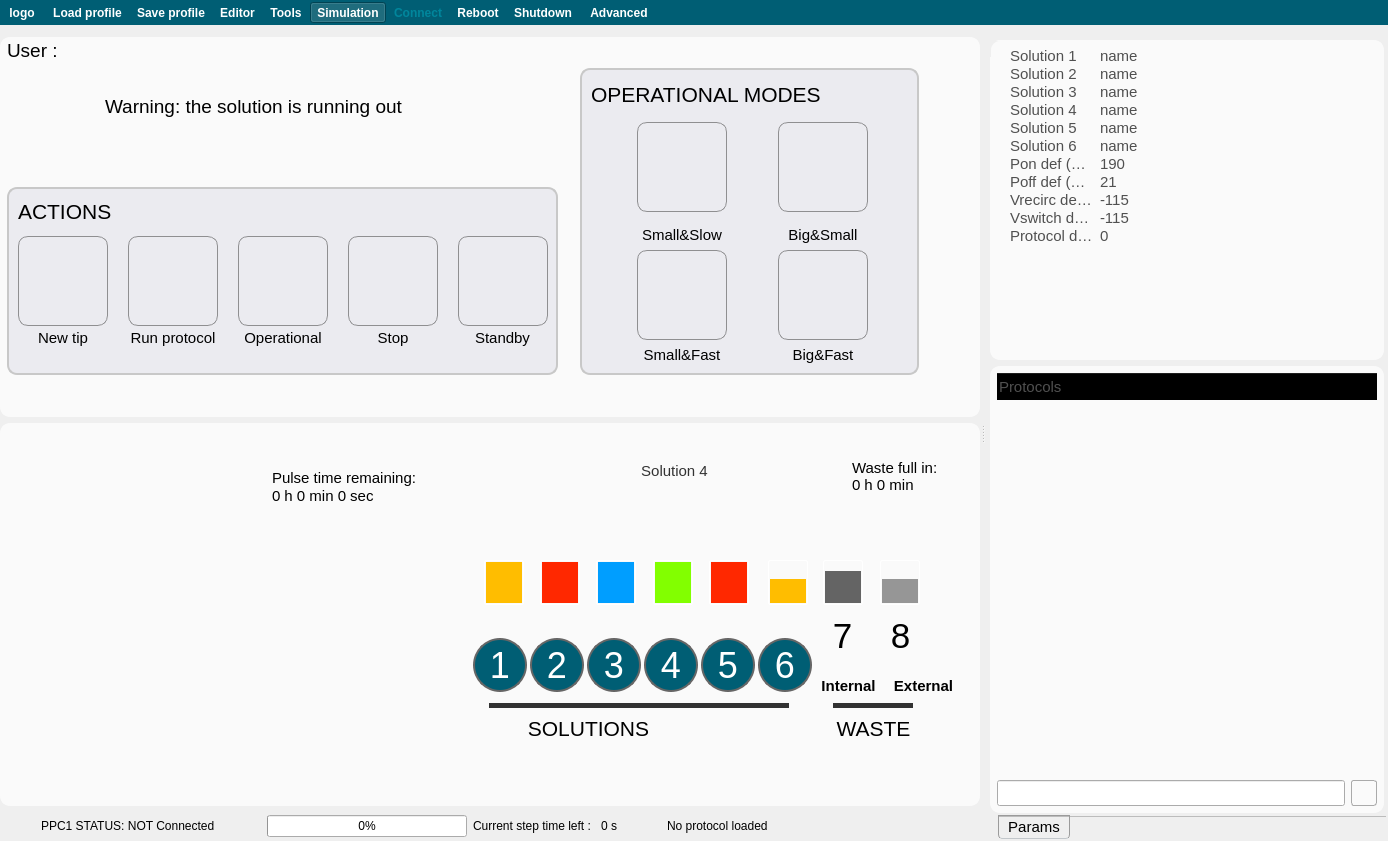
Old version of the form apps/Biopen_wizard_6/Lab-on-a-tip.ui in the repository bellonemauro/Labonatip2.0.
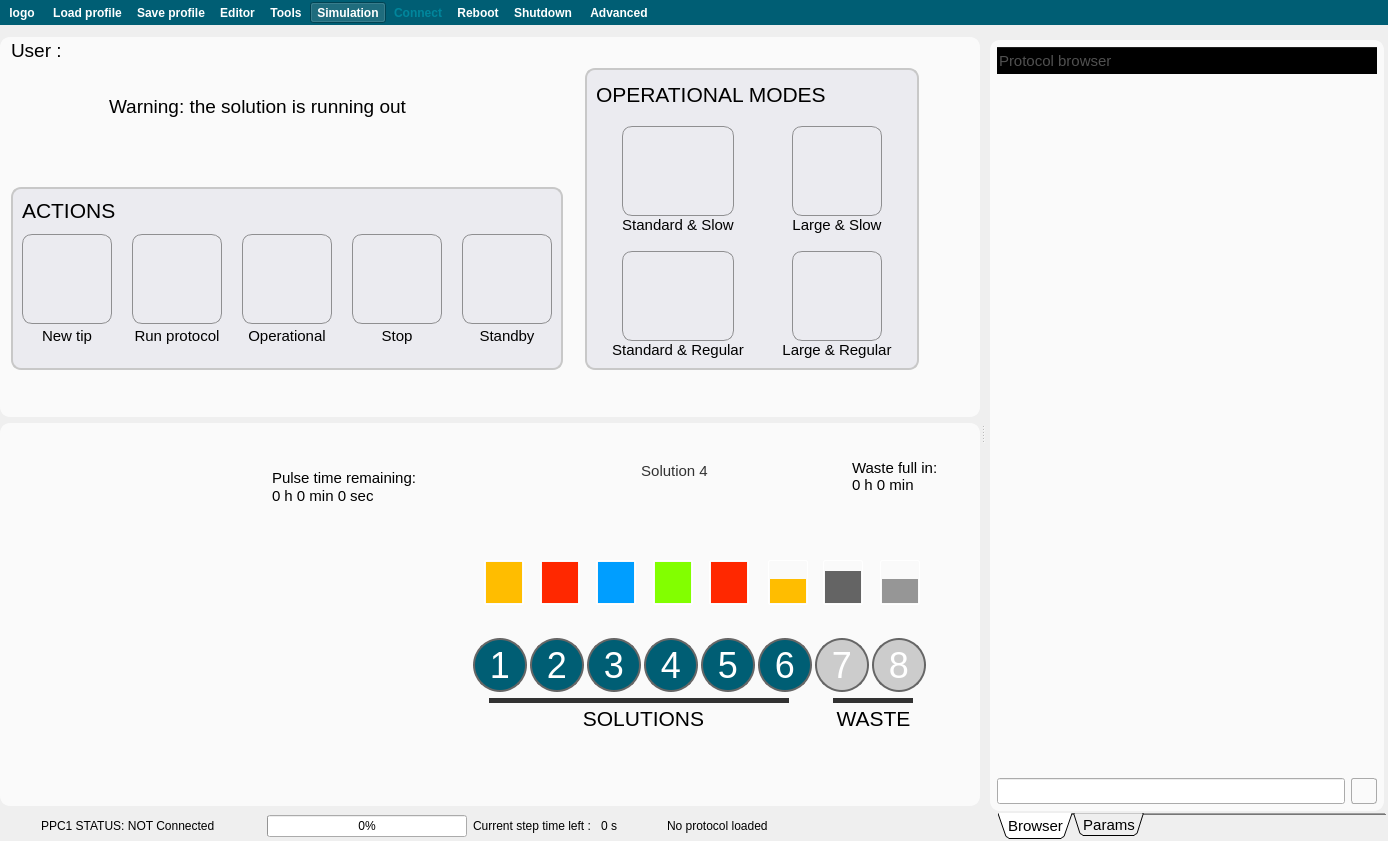
New version of the form. The open tabs and pages were chosen to show the change. Icons and pictures are not drawn.

Patch:
```diff
--- a/apps/Biopen_wizard_6/Lab-on-a-tip.ui
+++ b/apps/Biopen_wizard_6/Lab-on-a-tip.ui
@@ -192,7 +192,7 @@
              <x>0</x>
              <y>0</y>
              <width>985</width>
-             <height>707</height>
+             <height>708</height>
             </rect>
            </property>
            <layout class="QGridLayout" name="gridLayout">
@@ -917,6 +917,9 @@
                       <string/>
                      </property>
                      <layout class="QGridLayout" name="gridLayout_32">
+                      <property name="verticalSpacing">
+                       <number>0</number>
+                      </property>
                       <item row="2" column="0">
                        <spacer name="horizontalSpacer_12">
                         <property name="orientation">
@@ -924,71 +927,13 @@
                         </property>
                         <property name="sizeHint" stdset="0">
                          <size>
-                          <width>40</width>
+                          <width>20</width>
                           <height>20</height>
                          </size>
                         </property>
                        </spacer>
                       </item>
                       <item row="6" column="1">
-                       <widget class="QLabel" name="label_7">
-                        <property name="font">
-                         <font>
-                          <pointsize>11</pointsize>
-                         </font>
-                        </property>
-                        <property name="text">
-                         <string>Small&amp;Fast</string>
-                        </property>
-                        <property name="alignment">
-                         <set>Qt::AlignHCenter|Qt::AlignTop</set>
-                        </property>
-                       </widget>
-                      </item>
-                      <item row="4" column="1">
-                       <widget class="QLabel" name="label_2">
-                        <property name="font">
-                         <font>
-                          <pointsize>11</pointsize>
-                         </font>
-                        </property>
-                        <property name="text">
-                         <string>Small&amp;Slow</string>
-                        </property>
-                        <property name="alignment">
-                         <set>Qt::AlignHCenter|Qt::AlignTop</set>
-                        </property>
-                       </widget>
-                      </item>
-                      <item row="5" column="3">
-                       <widget class="QPushButton" name="pushButton_setPipe4">
-                        <property name="minimumSize">
-                         <size>
-                          <width>90</width>
-                          <height>90</height>
-                         </size>
-                        </property>
-                        <property name="font">
-                         <font>
-                          <pointsize>11</pointsize>
-                         </font>
-                        </property>
-                        <property name="text">
-                         <string/>
-                        </property>
-                        <property name="icon">
-                         <iconset resource="resources.qrc">
-                          <normaloff>:/icons/setPipe4.png</normaloff>:/icons/setPipe4.png</iconset>
-                        </property>
-                        <property name="iconSize">
-                         <size>
-                          <width>90</width>
-                          <height>90</height>
-                         </size>
-                        </property>
-                       </widget>
-                      </item>
-                      <item row="5" column="1">
                        <widget class="QPushButton" name="pushButton_setPipe2">
                         <property name="minimumSize">
                          <size>
@@ -1016,37 +961,7 @@
                         </property>
                        </widget>
                       </item>
-                      <item row="4" column="3">
-                       <widget class="QLabel" name="label_6">
-                        <property name="font">
-                         <font>
-                          <pointsize>11</pointsize>
-                         </font>
-                        </property>
-                        <property name="text">
-                         <string>Big&amp;Small</string>
-                        </property>
-                        <property name="alignment">
-                         <set>Qt::AlignHCenter|Qt::AlignTop</set>
-                        </property>
-                       </widget>
-                      </item>
-                      <item row="6" column="3">
-                       <widget class="QLabel" name="label_8">
-                        <property name="font">
-                         <font>
-                          <pointsize>11</pointsize>
-                         </font>
-                        </property>
-                        <property name="text">
-                         <string>Big&amp;Fast</string>
-                        </property>
-                        <property name="alignment">
-                         <set>Qt::AlignHCenter|Qt::AlignTop</set>
-                        </property>
-                       </widget>
-                      </item>
-                      <item row="2" column="3">
+                      <item row="2" column="4">
                        <widget class="QPushButton" name="pushButton_setPipe3">
                         <property name="minimumSize">
                          <size>
@@ -1074,47 +989,6 @@
                         </property>
                        </widget>
                       </item>
-                      <item row="2" column="1">
-                       <widget class="QPushButton" name="pushButton_setPipe1">
-                        <property name="minimumSize">
-                         <size>
-                          <width>90</width>
-                          <height>90</height>
-                         </size>
-                        </property>
-                        <property name="font">
-                         <font>
-                          <pointsize>11</pointsize>
-                         </font>
-                        </property>
-                        <property name="text">
-                         <string/>
-                        </property>
-                        <property name="icon">
-                         <iconset resource="resources.qrc">
-                          <normaloff>:/icons/setPipe1.png</normaloff>:/icons/setPipe1.png</iconset>
-                        </property>
-                        <property name="iconSize">
-                         <size>
-                          <width>90</width>
-                          <height>90</height>
-                         </size>
-                        </property>
-                       </widget>
-                      </item>
-                      <item row="2" column="4">
-                       <spacer name="horizontalSpacer_11">
-                        <property name="orientation">
-                         <enum>Qt::Horizontal</enum>
-                        </property>
-                        <property name="sizeHint" stdset="0">
-                         <size>
-                          <width>40</width>
-                          <height>20</height>
-                         </size>
-                        </property>
-                       </spacer>
-                      </item>
                       <item row="1" column="1">
                        <spacer name="verticalSpacer_13">
                         <property name="orientation">
@@ -1128,19 +1002,6 @@
                         </property>
                        </spacer>
                       </item>
-                      <item row="3" column="1">
-                       <spacer name="verticalSpacer_12">
-                        <property name="orientation">
-                         <enum>Qt::Vertical</enum>
-                        </property>
-                        <property name="sizeHint" stdset="0">
-                         <size>
-                          <width>20</width>
-                          <height>40</height>
-                         </size>
-                        </property>
-                       </spacer>
-                      </item>
                       <item row="2" column="2">
                        <spacer name="horizontalSpacer_13">
                         <property name="orientation">
@@ -1148,13 +1009,56 @@
                         </property>
                         <property name="sizeHint" stdset="0">
                          <size>
-                          <width>40</width>
+                          <width>20</width>
                           <height>20</height>
                          </size>
                         </property>
                        </spacer>
                       </item>
-                      <item row="0" column="0" colspan="4">
+                      <item row="7" column="0" colspan="3">
+                       <widget class="QLabel" name="label_7">
+                        <property name="font">
+                         <font>
+                          <pointsize>11</pointsize>
+                         </font>
+                        </property>
+                        <property name="text">
+                         <string>Standard &amp; Regular</string>
+                        </property>
+                        <property name="alignment">
+                         <set>Qt::AlignHCenter|Qt::AlignTop</set>
+                        </property>
+                       </widget>
+                      </item>
+                      <item row="6" column="4">
+                       <widget class="QPushButton" name="pushButton_setPipe4">
+                        <property name="minimumSize">
+                         <size>
+                          <width>90</width>
+                          <height>90</height>
+                         </size>
+                        </property>
+                        <property name="font">
+                         <font>
+                          <pointsize>11</pointsize>
+                         </font>
+                        </property>
+                        <property name="text">
+                         <string/>
+                        </property>
+                        <property name="icon">
+                         <iconset resource="resources.qrc">
+                          <normaloff>:/icons/setPipe4.png</normaloff>:/icons/setPipe4.png</iconset>
+                        </property>
+                        <property name="iconSize">
+                         <size>
+                          <width>90</width>
+                          <height>90</height>
+                         </size>
+                        </property>
+                       </widget>
+                      </item>
+                      <item row="0" column="0" colspan="5">
                        <widget class="QLabel" name="label_DZC_title_2">
                         <property name="minimumSize">
                          <size>
@@ -1178,6 +1082,118 @@
                         </property>
                        </widget>
                       </item>
+                      <item row="2" column="5">
+                       <spacer name="horizontalSpacer_11">
+                        <property name="orientation">
+                         <enum>Qt::Horizontal</enum>
+                        </property>
+                        <property name="sizeHint" stdset="0">
+                         <size>
+                          <width>20</width>
+                          <height>20</height>
+                         </size>
+                        </property>
+                       </spacer>
+                      </item>
+                      <item row="7" column="3" colspan="3">
+                       <widget class="QLabel" name="label_8">
+                        <property name="font">
+                         <font>
+                          <pointsize>11</pointsize>
+                         </font>
+                        </property>
+                        <property name="text">
+                         <string>Large &amp; Regular</string>
+                        </property>
+                        <property name="alignment">
+                         <set>Qt::AlignHCenter|Qt::AlignTop</set>
+                        </property>
+                       </widget>
+                      </item>
+                      <item row="2" column="3">
+                       <spacer name="horizontalSpacer_14">
+                        <property name="orientation">
+                         <enum>Qt::Horizontal</enum>
+                        </property>
+                        <property name="sizeHint" stdset="0">
+                         <size>
+                          <width>20</width>
+                          <height>20</height>
+                         </size>
+                        </property>
+                       </spacer>
+                      </item>
+                      <item row="2" column="1">
+                       <widget class="QPushButton" name="pushButton_setPipe1">
+                        <property name="minimumSize">
+                         <size>
+                          <width>90</width>
+                          <height>90</height>
+                         </size>
+                        </property>
+                        <property name="font">
+                         <font>
+                          <pointsize>11</pointsize>
+                         </font>
+                        </property>
+                        <property name="text">
+                         <string/>
+                        </property>
+                        <property name="icon">
+                         <iconset resource="resources.qrc">
+                          <normaloff>:/icons/setPipe1.png</normaloff>:/icons/setPipe1.png</iconset>
+                        </property>
+                        <property name="iconSize">
+                         <size>
+                          <width>90</width>
+                          <height>90</height>
+                         </size>
+                        </property>
+                       </widget>
+                      </item>
+                      <item row="4" column="1">
+                       <spacer name="verticalSpacer_12">
+                        <property name="orientation">
+                         <enum>Qt::Vertical</enum>
+                        </property>
+                        <property name="sizeHint" stdset="0">
+                         <size>
+                          <width>20</width>
+                          <height>40</height>
+                         </size>
+                        </property>
+                       </spacer>
+                      </item>
+                      <item row="3" column="1">
+                       <widget class="QLabel" name="label_2">
+                        <property name="font">
+                         <font>
+                          <pointsize>11</pointsize>
+                         </font>
+                        </property>
+                        <property name="text">
+                         <string>Standard &amp; Slow</string>
+                        </property>
+                        <property name="alignment">
+                         <set>Qt::AlignHCenter|Qt::AlignTop</set>
+                        </property>
+                       </widget>
+                      </item>
+                      <item row="3" column="4">
+                       <widget class="QLabel" name="label_6">
+                        <property name="font">
+                         <font>
+                          <pointsize>11</pointsize>
+                         </font>
+                        </property>
+                        <property name="text">
+                         <string>Large &amp; Slow</string>
+                        </property>
+                        <property name="alignment">
+                         <set>Qt::AlignHCenter|Qt::AlignTop</set>
+                        </property>
+                       </widget>
+                      </item>
                      </layout>
                     </widget>
                    </item>
@@ -1907,63 +1923,11 @@
                        </item>
                       </layout>
                      </widget>
-                     <widget class="QLabel" name="label_GW_sw">
-                      <property name="geometry">
-                       <rect>
-                        <x>780</x>
-                        <y>210</y>
-                        <width>101</width>
-                        <height>41</height>
-                       </rect>
-                      </property>
-                      <property name="font">
-                       <font>
-                        <pointsize>11</pointsize>
-                        <weight>75</weight>
-                        <bold>true</bold>
-                       </font>
-                      </property>
-                      <property name="styleSheet">
-                       <string notr="true"/>
-                      </property>
-                      <property name="text">
-                       <string>Internal</string>
-                      </property>
-                      <property name="alignment">
-                       <set>Qt::AlignCenter</set>
-                      </property>
-                     </widget>
-                     <widget class="QLabel" name="label_GW_rec">
-                      <property name="geometry">
-                       <rect>
-                        <x>850</x>
-                        <y>210</y>
-                        <width>111</width>
-                        <height>41</height>
-                       </rect>
-                      </property>
-                      <property name="font">
-                       <font>
-                        <pointsize>11</pointsize>
-                        <weight>75</weight>
-                        <bold>true</bold>
-                       </font>
-                      </property>
-                      <property name="styleSheet">
-                       <string notr="true"/>
-                      </property>
-                      <property name="text">
-                       <string>External</string>
-                      </property>
-                      <property name="alignment">
-                       <set>Qt::AlignCenter</set>
-                      </property>
-                     </widget>
                      <widget class="Line" name="line_GW_waste">
                       <property name="geometry">
                        <rect>
                         <x>815</x>
-                        <y>245</y>
+                        <y>240</y>
                         <width>80</width>
                         <height>10</height>
                        </rect>
@@ -1985,7 +1949,7 @@
                       <property name="geometry">
                        <rect>
                         <x>471</x>
-                        <y>245</y>
+                        <y>240</y>
                         <width>300</width>
                         <height>10</height>
                        </rect>
@@ -2007,7 +1971,7 @@
                       <property name="geometry">
                        <rect>
                         <x>780</x>
-                        <y>255</y>
+                        <y>245</y>
                         <width>151</width>
                         <height>37</height>
                        </rect>
@@ -2032,8 +1996,8 @@
                      <widget class="QLabel" name="label_GW_sol">
                       <property name="geometry">
                        <rect>
-                        <x>490</x>
-                        <y>255</y>
+                        <x>545</x>
+                        <y>245</y>
                         <width>161</width>
                         <height>37</height>
                        </rect>
@@ -2108,60 +2072,12 @@
 &lt;p style=&quot; margin-top:0px; margin-bottom:0px; margin-left:0px; margin-right:0px; -qt-block-indent:0; text-indent:0px;&quot;&gt;Waste full in: 0 h 0 min&lt;/p&gt;&lt;/body&gt;&lt;/html&gt;</string>
                       </property>
                      </widget>
-                     <widget class="QLabel" name="label_4">
-                      <property name="geometry">
-                       <rect>
-                        <x>867</x>
-                        <y>155</y>
-                        <width>31</width>
-                        <height>51</height>
-                       </rect>
-                      </property>
-                      <property name="font">
-                       <font>
-                        <family>Arial</family>
-                        <pointsize>26</pointsize>
-                        <weight>50</weight>
-                        <bold>false</bold>
-                       </font>
-                      </property>
-                      <property name="text">
-                       <string>8</string>
-                      </property>
-                      <property name="alignment">
-                       <set>Qt::AlignCenter</set>
-                      </property>
-                     </widget>
-                     <widget class="QLabel" name="label_5">
-                      <property name="geometry">
-                       <rect>
-                        <x>809</x>
-                        <y>155</y>
-                        <width>31</width>
-                        <height>51</height>
-                       </rect>
-                      </property>
-                      <property name="font">
-                       <font>
-                        <family>Arial</family>
-                        <pointsize>26</pointsize>
-                        <weight>50</weight>
-                        <bold>false</bold>
-                       </font>
-                      </property>
-                      <property name="text">
-                       <string>7</string>
-                      </property>
-                      <property name="alignment">
-                       <set>Qt::AlignCenter</set>
-                      </property>
-                     </widget>
                      <widget class="QGroupBox" name="groupBox_12">
                       <property name="geometry">
                        <rect>
                         <x>450</x>
                         <y>170</y>
-                        <width>351</width>
+                        <width>471</width>
                         <height>71</height>
                        </rect>
                       </property>
@@ -2411,6 +2327,38 @@
                          </property>
                         </widget>
                        </item>
+                       <item>
+                        <widget class="QPushButton" name="pushButton_wasteInt">
+                         <property name="enabled">
+                          <bool>false</bool>
+                         </property>
+                         <property name="toolTip">
+                          <string>&lt;html&gt;&lt;head/&gt;&lt;body&gt;&lt;p&gt;&lt;span style=&quot; font-size:10pt;&quot;&gt;Internal waste.&lt;/span&gt;&lt;/p&gt;&lt;/body&gt;&lt;/html&gt;</string>
+                         </property>
+                         <property name="whatsThis">
+                          <string>&lt;html&gt;&lt;head/&gt;&lt;body&gt;&lt;p&gt;Waste internal&lt;/p&gt;&lt;/body&gt;&lt;/html&gt;</string>
+                         </property>
+                         <property name="text">
+                          <string>7</string>
+                         </property>
+                        </widget>
+                       </item>
+                       <item>
+                        <widget class="QPushButton" name="pushButton_wasteExt">
+                         <property name="enabled">
+                          <bool>false</bool>
+                         </property>
+                         <property name="toolTip">
+                          <string>&lt;html&gt;&lt;head/&gt;&lt;body&gt;&lt;p&gt;&lt;span style=&quot; font-size:10pt;&quot;&gt;External waste&lt;/span&gt;&lt;/p&gt;&lt;/body&gt;&lt;/html&gt;</string>
+                         </property>
+                         <property name="whatsThis">
+                          <string>&lt;html&gt;&lt;head/&gt;&lt;body&gt;&lt;p&gt;Waste external&lt;/p&gt;&lt;/body&gt;&lt;/html&gt;</string>
+                         </property>
+                         <property name="text">
+                          <string>8</string>
+                         </property>
+                        </widget>
+                       </item>
                       </layout>
                      </widget>
                      <zorder>textEdit_emptyTime</zorder>
@@ -9080,6 +9028,9 @@
            <property name="tabPosition">
             <enum>QTabWidget::South</enum>
            </property>
+           <property name="tabShape">
+            <enum>QTabWidget::Triangular</enum>
+           </property>
            <property name="currentIndex">
             <number>0</number>
            </property>
@@ -9091,7 +9042,7 @@
            </property>
            <widget class="QWidget" name="tab_6">
             <attribute name="title">
-             <string>Params</string>
+             <string>Browser</string>
             </attribute>
             <layout class="QGridLayout" name="gridLayout_31">
              <property name="leftMargin">
@@ -9167,182 +9118,6 @@
                 <property name="bottomMargin">
                  <number>2</number>
                 </property>
-                <item>
-                 <widget class="QGroupBox" name="groupBox_17">
-                  <property name="minimumSize">
-                   <size>
-                    <width>0</width>
-                    <height>200</height>
-                   </size>
-                  </property>
-                  <property name="maximumSize">
-                   <size>
-                    <width>16777215</width>
-                    <height>320</height>
-                   </size>
-                  </property>
-                  <property name="styleSheet">
-                   <string notr="true">QGroupBox { 
-     border: 2px solid  rgb(250, 250, 250); ; 
-     border-radius: 10px; 
-    color: rgb( 250, 250, 250);
-    background-color: rgb(250, 250, 250);
-
- } </string>
-                  </property>
-                  <property name="title">
-                   <string>GroupBox</string>
-                  </property>
-                  <layout class="QGridLayout" name="gridLayout_29">
-                   <property name="leftMargin">
-                    <number>5</number>
-                   </property>
-                   <property name="topMargin">
-                    <number>5</number>
-                   </property>
-                   <property name="rightMargin">
-                    <number>5</number>
-                   </property>
-                   <property name="bottomMargin">
-                    <number>5</number>
-                   </property>
-                   <item row="1" column="0">
-                    <widget class="QTreeWidget" name="treeWidget_params">
-                     <property name="minimumSize">
-                      <size>
-                       <width>0</width>
-                       <height>0</height>
-                      </size>
-                     </property>
-                     <property name="maximumSize">
-                      <size>
-                       <width>16777215</width>
-                       <height>16777215</height>
-                      </size>
-                     </property>
-                     <property name="font">
-                      <font>
-                       <pointsize>11</pointsize>
-                      </font>
-                     </property>
-                     <property name="accessibleDescription">
-                      <string/>
-                     </property>
-                     <property name="styleSheet">
-                      <string notr="true"/>
-                     </property>
-                     <property name="frameShape">
-                      <enum>QFrame::NoFrame</enum>
-                     </property>
-                     <property name="indentation">
-                      <number>10</number>
-                     </property>
-                     <attribute name="headerVisible">
-                      <bool>false</bool>
-                     </attribute>
-                     <column>
-                      <property name="text">
-                       <string>Solutions</string>
-                      </property>
-                     </column>
-                     <column>
-                      <property name="text">
-                       <string>Value</string>
-                      </property>
-                     </column>
-                     <item>
-                      <property name="text">
-                       <string notr="true">Solution 1</string>
-                      </property>
-                      <property name="text">
-                       <string notr="true">name</string>
-                      </property>
-                     </item>
-                     <item>
-                      <property name="text">
-                       <string>Solution 2</string>
-                      </property>
-                      <property name="text">
-                       <string notr="true">name</string>
-                      </property>
-                     </item>
-                     <item>
-                      <property name="text">
-                       <string>Solution 3</string>
-                      </property>
-                      <property name="text">
-                       <string notr="true">name</string>
-                      </property>
-                     </item>
-                     <item>
-                      <property name="text">
-                       <string>Solution 4</string>
-                      </property>
-                      <property name="text">
-                       <string notr="true">name</string>
-                      </property>
-                     </item>
-                     <item>
-                      <property name="text">
-                       <string>Solution 5</string>
-                      </property>
-                      <property name="text">
-                       <string>name</string>
-                      </property>
-                     </item>
-                     <item>
-                      <property name="text">
-                       <string>Solution 6</string>
-                      </property>
-                      <property name="text">
-                       <string>name</string>
-                      </property>
-                     </item>
-                     <item>
-                      <property name="text">
-                       <string>Pon def (mbar)</string>
-                      </property>
-                      <property name="text">
-                       <string notr="true">190</string>
-                      </property>
-                     </item>
-                     <item>
-                      <property name="text">
-                       <string>Poff def (mbar)</string>
-                      </property>
-                      <property name="text">
-                       <string notr="true">21</string>
-                      </property>
-                     </item>
-                     <item>
-                      <property name="text">
-                       <string>Vrecirc def (mbar)</string>
-                      </property>
-                      <property name="text">
-                       <string notr="true">-115</string>
-                      </property>
-                     </item>
-                     <item>
-                      <property name="text">
-                       <string>Vswitch def (mbar)</string>
-                      </property>
-                      <property name="text">
-                       <string notr="true">-115</string>
-                      </property>
-                     </item>
-                     <item>
-                      <property name="text">
-                       <string>Protocol duration (s)</string>
-                      </property>
-                      <property name="text">
-                       <string notr="true">0</string>
-                      </property>
-                     </item>
-                    </widget>
-                   </item>
-                  </layout>
-                 </widget>
-                </item>
                 <item>
                  <widget class="QGroupBox" name="groupBox_18">
                   <property name="styleSheet">
@@ -9476,7 +9251,7 @@
                      </property>
                      <column>
                       <property name="text">
-                       <string>Protocols</string>
+                       <string>Protocol browser</string>
                       </property>
                      </column>
                     </widget>
@@ -9489,6 +9264,189 @@
              </item>
             </layout>
            </widget>
+           <widget class="QWidget" name="Params">
+            <attribute name="title">
+             <string>Params</string>
+            </attribute>
+            <layout class="QVBoxLayout" name="verticalLayout_7">
+             <item>
+              <widget class="QGroupBox" name="groupBox_17">
+               <property name="minimumSize">
+                <size>
+                 <width>0</width>
+                 <height>0</height>
+                </size>
+               </property>
+               <property name="maximumSize">
+                <size>
+                 <width>16777215</width>
+                 <height>16777215</height>
+                </size>
+               </property>
+               <property name="styleSheet">
+                <string notr="true">QGroupBox { 
+     border: 2px solid  rgb(250, 250, 250); ; 
+     border-radius: 10px; 
+    color: rgb( 250, 250, 250);
+    background-color: rgb(250, 250, 250);
+
+ } </string>
+               </property>
+               <property name="title">
+                <string>GroupBox</string>
+               </property>
+               <layout class="QGridLayout" name="gridLayout_29">
+                <property name="leftMargin">
+                 <number>5</number>
+                </property>
+                <property name="topMargin">
+                 <number>5</number>
+                </property>
+                <property name="rightMargin">
+                 <number>5</number>
+                </property>
+                <property name="bottomMargin">
+                 <number>5</number>
+                </property>
+                <item row="1" column="0">
+                 <widget class="QTreeWidget" name="treeWidget_params">
+                  <property name="minimumSize">
+                   <size>
+                    <width>0</width>
+                    <height>0</height>
+                   </size>
+                  </property>
+                  <property name="maximumSize">
+                   <size>
+                    <width>16777215</width>
+                    <height>16777215</height>
+                   </size>
+                  </property>
+                  <property name="font">
+                   <font>
+                    <pointsize>11</pointsize>
+                   </font>
+                  </property>
+                  <property name="accessibleDescription">
+                   <string/>
+                  </property>
+                  <property name="styleSheet">
+                   <string notr="true"/>
+                  </property>
+                  <property name="frameShape">
+                   <enum>QFrame::NoFrame</enum>
+                  </property>
+                  <property name="indentation">
+                   <number>10</number>
+                  </property>
+                  <attribute name="headerVisible">
+                   <bool>false</bool>
+                  </attribute>
+                  <column>
+                   <property name="text">
+                    <string>Solutions</string>
+                   </property>
+                  </column>
+                  <column>
+                   <property name="text">
+                    <string>Value</string>
+                   </property>
+                  </column>
+                  <item>
+                   <property name="text">
+                    <string notr="true">Solution 1</string>
+                   </property>
+                   <property name="text">
+                    <string notr="true">name</string>
+                   </property>
+                  </item>
+                  <item>
+                   <property name="text">
+                    <string>Solution 2</string>
+                   </property>
+                   <property name="text">
+                    <string notr="true">name</string>
+                   </property>
+                  </item>
+                  <item>
+                   <property name="text">
+                    <string>Solution 3</string>
+                   </property>
+                   <property name="text">
+                    <string notr="true">name</string>
+                   </property>
+                  </item>
+                  <item>
+                   <property name="text">
+                    <string>Solution 4</string>
+                   </property>
+                   <property name="text">
+                    <string notr="true">name</string>
+                   </property>
+                  </item>
+                  <item>
+                   <property name="text">
+                    <string>Solution 5</string>
+                   </property>
+                   <property name="text">
+                    <string>name</string>
+                   </property>
+                  </item>
+                  <item>
+                   <property name="text">
+                    <string>Solution 6</string>
+                   </property>
+                   <property name="text">
+                    <string>name</string>
+                   </property>
+                  </item>
+                  <item>
+                   <property name="text">
+                    <string>Pon def (mbar)</string>
+                   </property>
+                   <property name="text">
+                    <string notr="true">190</string>
+                   </property>
+                  </item>
+                  <item>
+                   <property name="text">
+                    <string>Poff def (mbar)</string>
+                   </property>
+                   <property name="text">
+                    <string notr="true">21</string>
+                   </property>
+                  </item>
+                  <item>
+                   <property name="text">
+                    <string>Vrecirc def (mbar)</string>
+                   </property>
+                   <property name="text">
+                    <string notr="true">-115</string>
+                   </property>
+                  </item>
+                  <item>
+                   <property name="text">
+                    <string>Vswitch def (mbar)</string>
+                   </property>
+                   <property name="text">
+                    <string notr="true">-115</string>
+                   </property>
+                  </item>
+                  <item>
+                   <property name="text">
+                    <string>Protocol duration (s)</string>
+                   </property>
+                   <property name="text">
+                    <string notr="true">0</string>
+                   </property>
+                  </item>
+                 </widget>
+                </item>
+               </layout>
+              </widget>
+             </item>
+            </layout>
+           </widget>
           </widget>
          </item>
         </layout>
```
Left out of the diff: 63 changed lines with no effect on the pictures.
